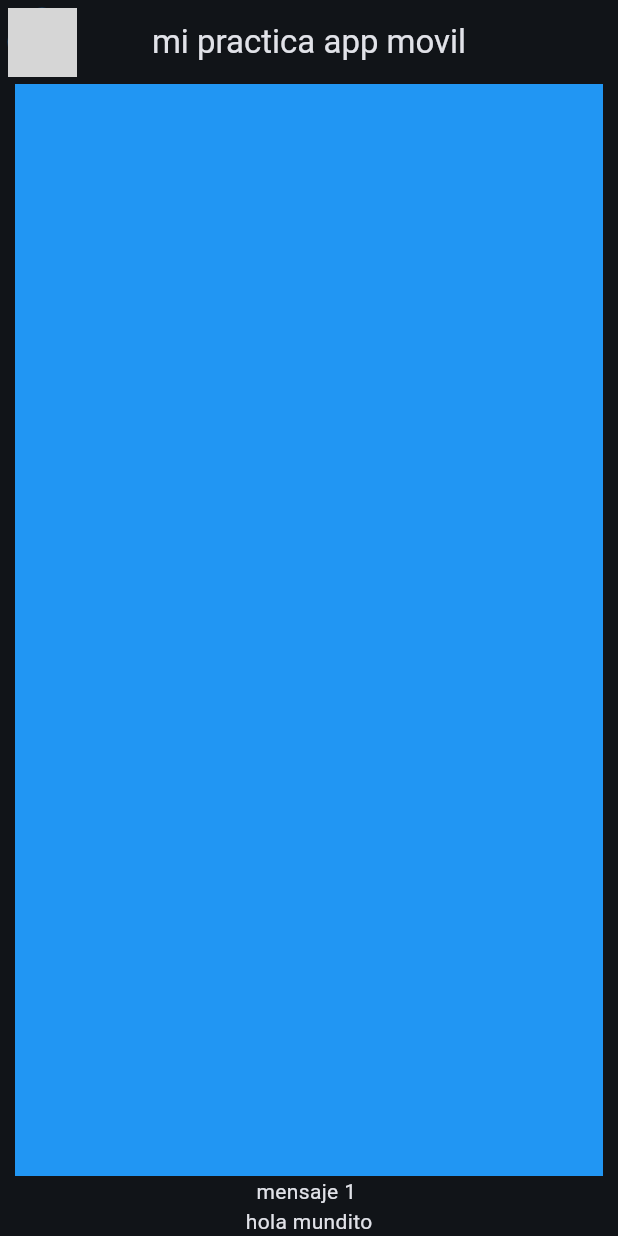
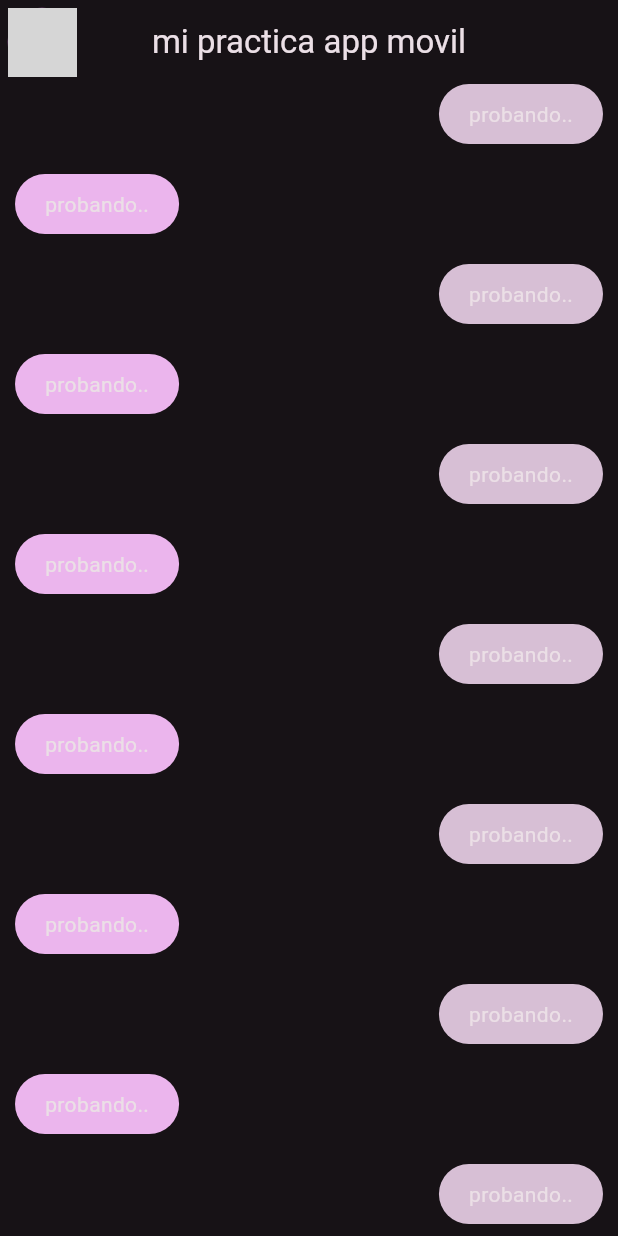
Before and after one commit to Palejandrachavez/PracticasAppMoviles, a Flutter app: the screen it shows after launch, on a phone screen of 412 x 824 dp. Run offline on Flutter 3.47's test engine with Material 3 defaults, Android fonts, the phone set to English and light mode, and no system bars; network calls fail; grey boxes are pictures that could not be loaded.

Commit message:
modificacion practica clase 04/marzo/2024

```diff
--- a/practicaappmovilesu2/lib/config/theme/app_theme.dart
+++ b/practicaappmovilesu2/lib/config/theme/app_theme.dart
@@ -1,6 +1,6 @@
 import 'package:flutter/material.dart';
 
-const _customColor = Color.fromARGB(31, 12, 19, 231);
+const _customColor = Color.fromARGB(31, 9, 11, 57);
 const List<Color> _colorTheme = [
   _customColor,
   Colors.blue,
--- a/practicaappmovilesu2/lib/config/theme/presentation/screens/chat_screen.dart
+++ b/practicaappmovilesu2/lib/config/theme/presentation/screens/chat_screen.dart
@@ -1,6 +1,8 @@
 import 'package:flutter/cupertino.dart';
 import 'package:flutter/material.dart';
 import 'package:flutter/widgets.dart';
+import 'package:practicaappmovilesu2/config/theme/presentation/widgets/my_mensaje_bubble.dart';
+import 'package:practicaappmovilesu2/config/theme/presentation/widgets/squirtle_message_bubble.dart';
 
 class chat extends StatelessWidget {
   const chat({super.key});
@@ -24,20 +26,27 @@ class chat extends StatelessWidget {
 }
 
 class _chatView extends StatelessWidget {
-  const _chatView({super.key});
+  const _chatView();
 
   @override
   Widget build(BuildContext context) {
-    return Container(
-        child: Padding(
-      padding: const EdgeInsets.symmetric(horizontal: 10),
-      child: Column(
-        children: [
-          Expanded(child: Container(color: Colors.blue)),
-          const Text("mensaje 1 "),
-          const Text("hola mundito")
-        ],
+    return SafeArea(
+      child: Padding(
+        padding: const EdgeInsets.symmetric(horizontal: 10),
+        child: Column(
+          children: [
+            Expanded(
+                child: ListView.builder(
+              itemCount: 101,
+              itemBuilder: ((context, index) {
+                return (index % 2 == 0)
+                    ? const MyMessageBubble()
+                    : const SquirtleMessageBubble();
+              }),
+            ))
+          ],
+        ),
       ),
-    ));
+    );
   }
 }
--- /dev/null
+++ b/practicaappmovilesu2/lib/config/theme/presentation/widgets/my_mensaje_bubble.dart
@@ -0,0 +1,26 @@
+import 'package:flutter/material.dart';
+
+class MyMessageBubble extends StatelessWidget {
+  const MyMessageBubble({super.key});
+
+  @override
+  Widget build(BuildContext context) {
+    final colors = Theme.of(context).colorScheme;
+    return Column(
+      crossAxisAlignment: CrossAxisAlignment.end,
+      children: [
+        Container(
+          decoration: BoxDecoration(
+              color: colors.secondary, borderRadius: BorderRadius.circular(20)),
+          child: const Padding(
+            padding: EdgeInsets.symmetric(horizontal: 20, vertical: 10),
+            child: Text("probando.."),
+          ),
+        ),
+        const SizedBox(
+          height: 20,
+        )
+      ],
+    );
+  }
+}
--- /dev/null
+++ b/practicaappmovilesu2/lib/config/theme/presentation/widgets/squirtle_message_bubble.dart
@@ -0,0 +1,26 @@
+import 'package:flutter/material.dart';
+
+class SquirtleMessageBubble extends StatelessWidget {
+  const SquirtleMessageBubble({super.key});
+
+  @override
+  Widget build(BuildContext context) {
+    final colors = Theme.of(context).colorScheme;
+    return Column(
+      crossAxisAlignment: CrossAxisAlignment.start,
+      children: [
+        Container(
+          decoration: BoxDecoration(
+              color: colors.primary, borderRadius: BorderRadius.circular(20)),
+          child: const Padding(
+            padding: EdgeInsets.symmetric(horizontal: 20, vertical: 10),
+            child: Text("probando.."),
+          ),
+        ),
+        const SizedBox(
+          height: 20,
+        )
+      ],
+    );
+  }
+}
--- a/practicaappmovilesu2/lib/main.dart
+++ b/practicaappmovilesu2/lib/main.dart
@@ -14,7 +14,7 @@ class MyApp extends StatelessWidget {
     return MaterialApp(
         title: 'YAS NO APP ALEJANDRA ',
         debugShowCheckedModeBanner: false,
-        theme: Apptheme(selectColor: 1).theme(),
+        theme: Apptheme(selectColor: 3).theme(),
         home: const chat());
   }
 }
```
